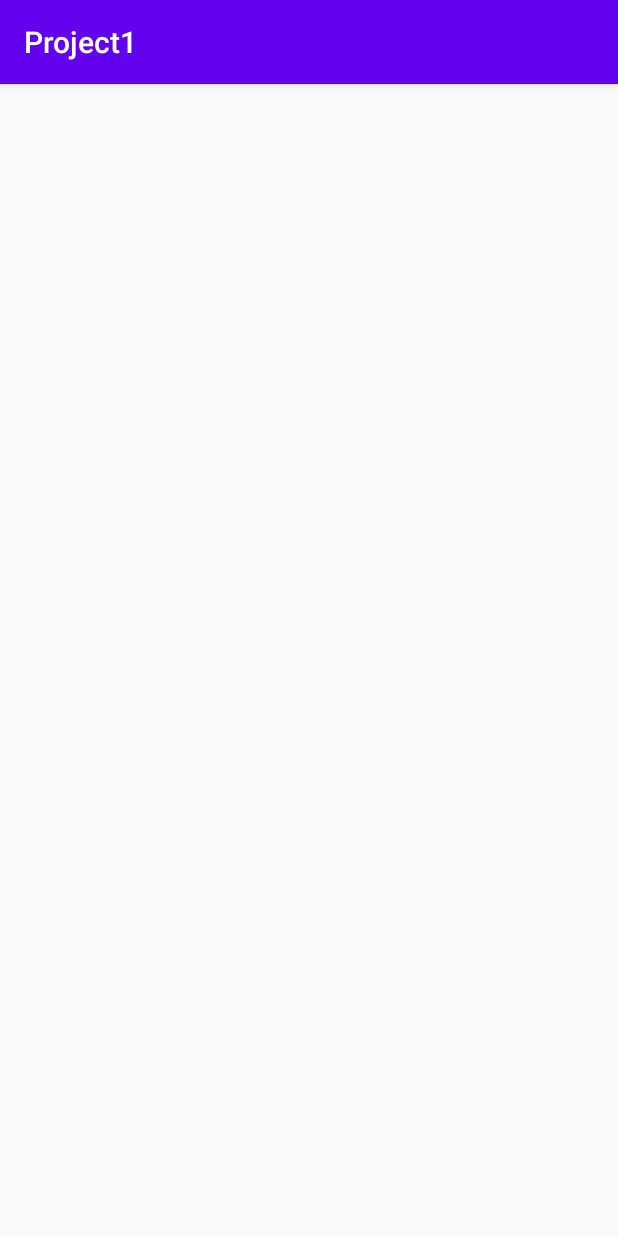
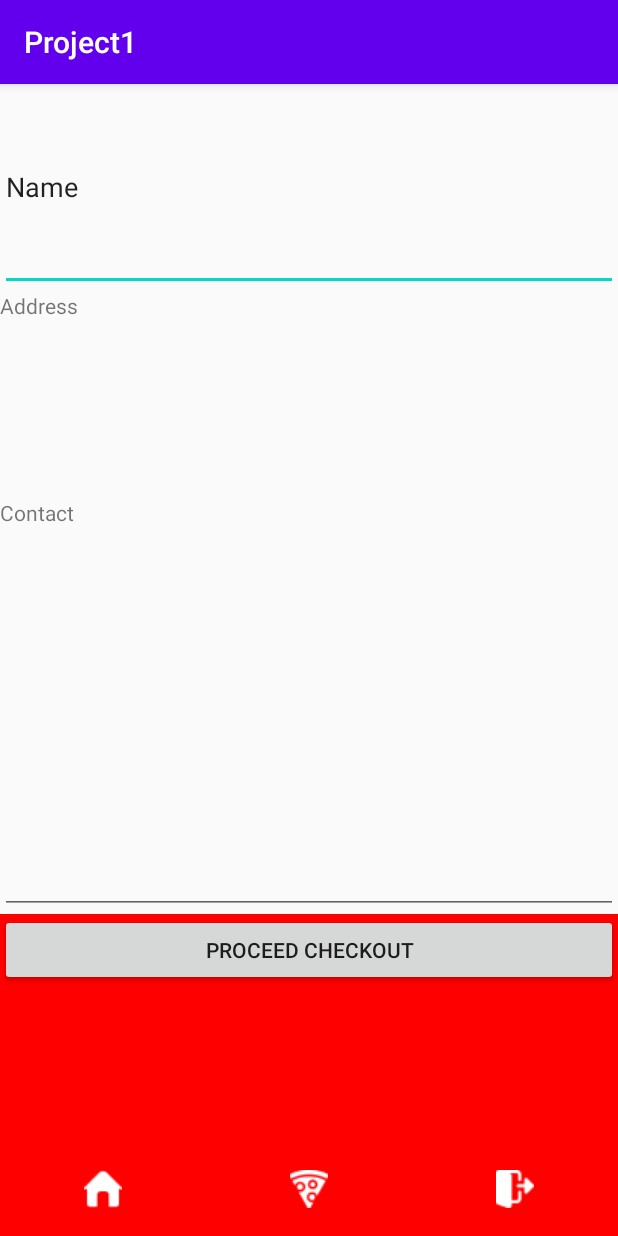
Before and after one commit to parminderkang0710/ShoppingApplication, an Android app: the cart screen opened directly, with no data from a screen before it, on a phone screen of 412 x 824 dp. Run offline under Robolectric (Android 15) with nearby library versions, the phone set to English and light mode, and no system bars.

Commit message:
profile created

```diff
--- a/Project1/app/src/main/AndroidManifest.xml
+++ b/Project1/app/src/main/AndroidManifest.xml
@@ -9,7 +9,9 @@
         android:roundIcon="@mipmap/ic_launcher_round"
         android:supportsRtl="true"
         android:theme="@style/AppTheme">
-        <activity android:name=".orders"></activity>
+        <activity android:name=".profile"></activity>
+        <activity android:name=".pizza" />
+        <activity android:name=".orders" />
         <activity android:name=".order" />
         <activity android:name=".dashboard" />
         <activity android:name=".cart" />
--- a/Project1/app/src/main/res/layout/activity_cart.xml
+++ b/Project1/app/src/main/res/layout/activity_cart.xml
@@ -5,5 +5,152 @@
     android:layout_width="match_parent"
     android:layout_height="match_parent"
     tools:context=".cart">
+    <LinearLayout
+        android:layout_width="match_parent"
+        android:layout_height="match_parent"
+        android:orientation="vertical">
+
+        <LinearLayout
+            android:layout_width="match_parent"
+            android:layout_height="400dp"
+            android:layout_weight="2"
+            android:background="@drawable/bg"
+            android:orientation="vertical">
+
+
+            <RelativeLayout
+                android:layout_width="match_parent"
+                android:layout_height="match_parent">
+
+                <TextView
+                    android:id="@+id/textView"
+                    android:layout_width="wrap_content"
+                    android:layout_height="wrap_content"
+                    android:layout_centerInParent="true"
+                    android:text="CUSTOMER DETAILS"
+                    android:textColor="#ffffff"
+                    android:textSize="30dp" />
+            </RelativeLayout>
+        </LinearLayout>
+
+        <LinearLayout
+            android:layout_width="match_parent"
+            android:layout_height="match_parent"
+            android:layout_weight="1"
+            android:orientation="vertical">
+
+            <EditText
+                android:id="@+id/editText4"
+                android:layout_width="match_parent"
+                android:layout_height="0dp"
+                android:layout_weight="1"
+                android:ems="10"
+                android:inputType="textPersonName"
+                android:text="Name" />
+
+            <TextView
+                android:id="@+id/Address"
+                android:layout_width="match_parent"
+                android:layout_height="0dp"
+                android:layout_weight="1"
+                android:text="Address" />
+
+            <TextView
+                android:id="@+id/Contact"
+                android:layout_width="match_parent"
+                android:layout_height="0dp"
+                android:layout_weight="1"
+                android:text="Contact" />
+
+            <EditText
+                android:id="@+id/number"
+                android:layout_width="match_parent"
+                android:layout_height="0dp"
+                android:layout_weight="1"
+                android:ems="10"
+                android:inputType="number" />
+        </LinearLayout>
+
+        <LinearLayout
+            android:layout_width="match_parent"
+            android:layout_height="match_parent"
+            android:layout_weight="3"
+            android:background="#ff0000">
+
+            <Button
+                android:id="@+id/button5"
+                android:layout_width="wrap_content"
+                android:layout_height="wrap_content"
+                android:layout_weight="1"
+                android:baselineAligned="false"
+                android:gravity="center"
+                android:text="Proceed Checkout" />
+        </LinearLayout>
+        <LinearLayout
+            android:layout_width="match_parent"
+            android:layout_height="match_parent"
+            android:layout_weight="3"
+            android:background="#ff0000">
+
+            <LinearLayout
+                android:layout_width="match_parent"
+                android:layout_height="match_parent"
+                android:layout_weight="1"
+                android:orientation="horizontal">
+
+                <RelativeLayout
+                    android:layout_width="match_parent"
+                    android:layout_height="match_parent">
+
+                    <ImageView
+                        android:id="@+id/imageView"
+                        android:layout_width="wrap_content"
+                        android:layout_height="wrap_content"
+                        app:srcCompat="@drawable/home"
+                        android:layout_centerHorizontal="true"
+                        android:layout_centerVertical="true"/>
+                </RelativeLayout>
+            </LinearLayout>
+
+            <LinearLayout
+                android:layout_width="match_parent"
+                android:layout_height="match_parent"
+                android:layout_weight="1"
+                android:orientation="horizontal">
+                <RelativeLayout
+                    android:layout_width="match_parent"
+                    android:layout_height="match_parent">
+
+                    <ImageView
+                        android:id="@+id/imageView1"
+                        android:layout_width="wrap_content"
+                        android:layout_height="wrap_content"
+                        app:srcCompat="@drawable/order"
+                        android:layout_centerHorizontal="true"
+                        android:layout_centerVertical="true"/>
+                </RelativeLayout>
+            </LinearLayout>
+
+            <LinearLayout
+                android:layout_width="match_parent"
+                android:layout_height="match_parent"
+                android:layout_weight="1"
+                android:orientation="horizontal">
+                <RelativeLayout
+                    android:layout_width="match_parent"
+                    android:layout_height="match_parent">
+
+                    <ImageView
+                        android:id="@+id/imageView2"
+                        android:layout_width="wrap_content"
+                        android:layout_height="wrap_content"
+                        app:srcCompat="@drawable/logout"
+                        android:layout_centerHorizontal="true"
+                        android:layout_centerVertical="true"/>
+                </RelativeLayout>
+            </LinearLayout>
+        </LinearLayout>
+    </LinearLayout>
+
 
 </androidx.constraintlayout.widget.ConstraintLayout>
```
Also changed, not shown: Project1/app/src/main/java/com/example/project1/MainActivity5.java (deleted, +0 -25 lines), Project1/app/src/main/java/com/example/project1/pizza.java (added, +14 -0 lines), Project1/app/src/main/java/com/example/project1/profile.java (added, +14 -0 lines), Project1/app/src/main/res/layout/activity_main5.xml (deleted, +0 -93 lines), Project1/app/src/main/res/layout/activity_pizza.xml (added, +15 -0 lines), Project1/app/src/main/res/layout/activity_profile.xml (added, +172 -0 lines).
